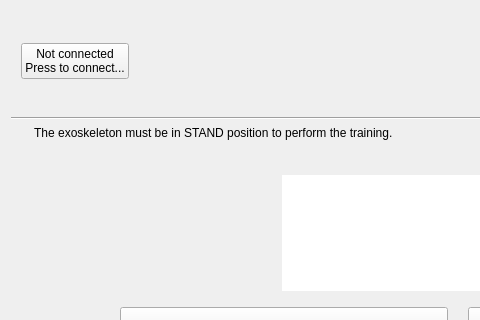
The window that src/gui_pkg/include/gui_pkg/session_form.ui (cristianbass01/GUI_robotic_exoskeleton) describes before a commit, drawn with Qt 5; both pictures show x 0 to 480 and y 0 to 320 of the 1214 by 734 pixel window.
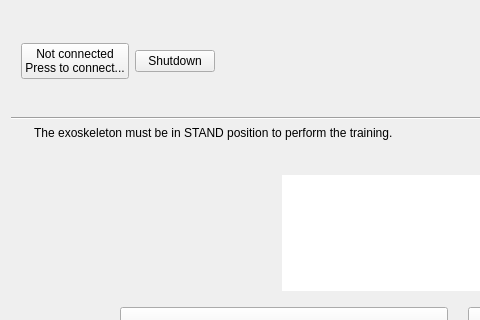
The same window after the commit. Icons and pictures are not drawn.

Commit message:
shutdown connection and serial connection
To restore simulation modify comments on ConnectedComponent::connect()

Diff of the .ui file:
```diff
--- a/src/gui_pkg/include/gui_pkg/session_form.ui
+++ b/src/gui_pkg/include/gui_pkg/session_form.ui
@@ -57,6 +57,13 @@
           </property>
          </widget>
         </item>
+        <item>
+         <widget class="QPushButton" name="shutdownButton">
+          <property name="text">
+           <string>Shutdown</string>
+          </property>
+         </widget>
+        </item>
         <item>
          <widget class="QLabel" name="connectLoadingIcon">
           <property name="enabled">
```
The commit also changes 19 other files.
